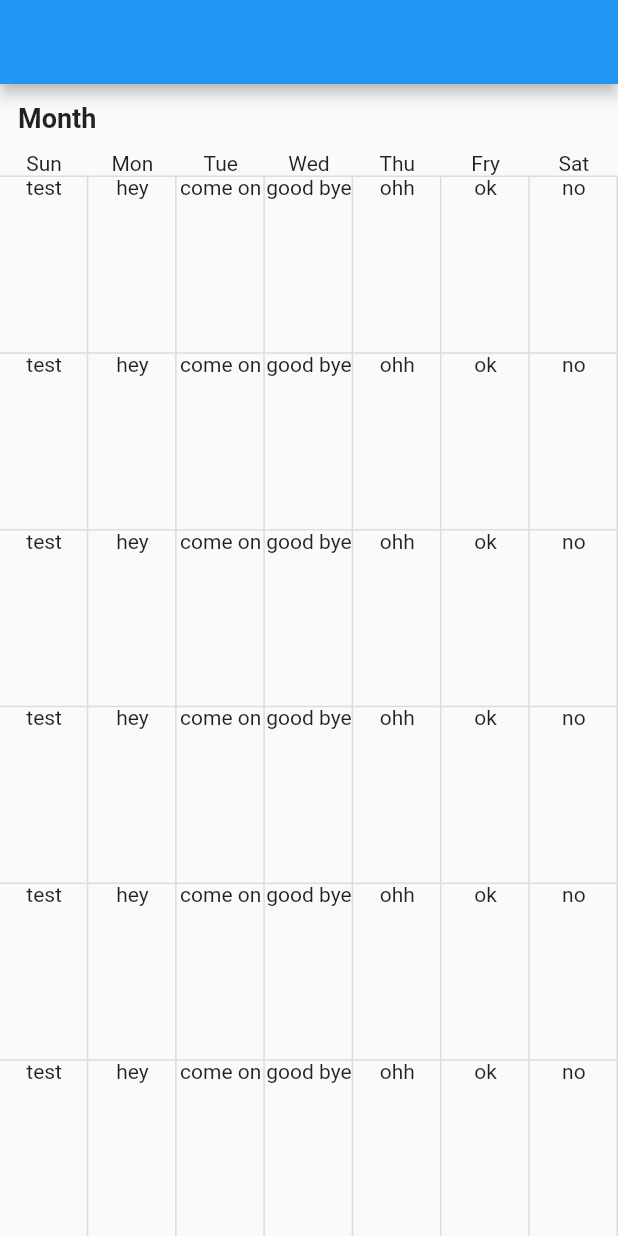
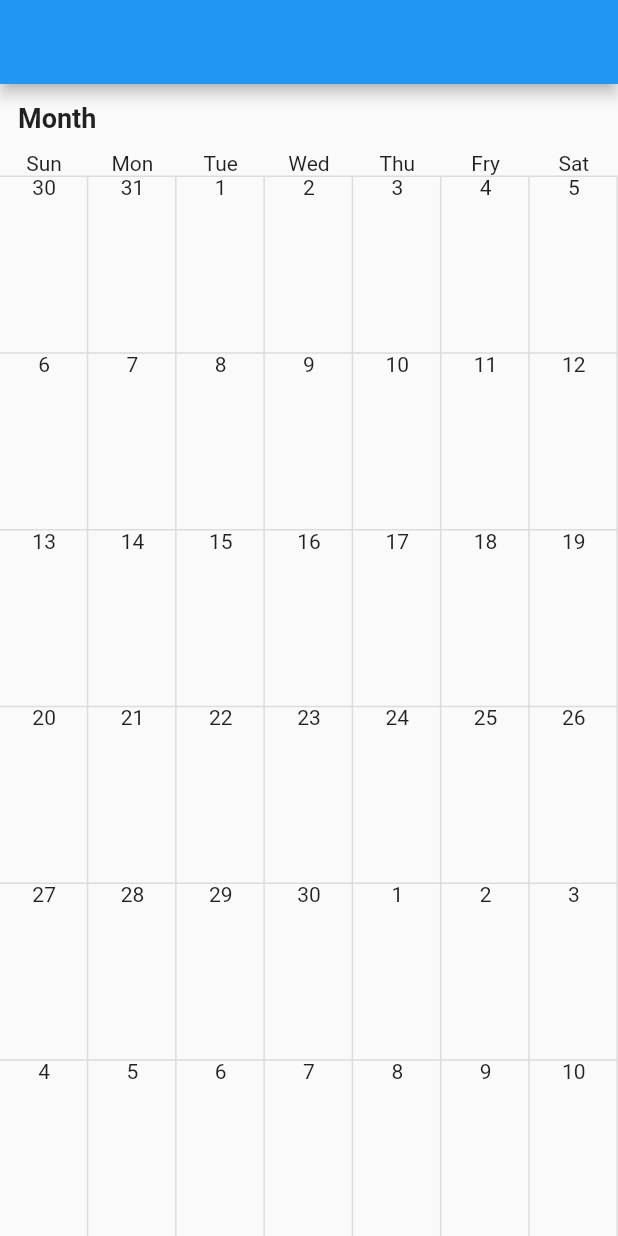
Before and after one commit to santa112358/cell_calendar_develop, a Flutter app: the screen it shows after launch, on a phone screen of 412 x 824 dp. Run offline on Flutter 3.47's test engine with Material 2 defaults, Android fonts, the phone set to English and light mode, and no system bars.

Commit message:
show proper days

```diff
--- a/lib/cell_calendar/cell_calendar.dart
+++ b/lib/cell_calendar/cell_calendar.dart
@@ -1,5 +1,7 @@
+import 'package:cell_calendar_develop/cell_calendar/cell_calendar_notifier.dart';
 import 'package:flutter/cupertino.dart';
 import 'package:flutter/material.dart';
+import 'package:provider/provider.dart';
 
 const List<String> _DaysOfTheWeek = [
   'Sun',
@@ -11,17 +13,7 @@ const List<String> _DaysOfTheWeek = [
   'Sat'
 ];
 
-const List<String> _sampleDays = [
-  'test',
-  'hey',
-  'come on',
-  'good bye',
-  'ohh',
-  'ok',
-  'no'
-];
-
-class CellCalendar2 extends StatelessWidget {
+class CellCalendar extends StatelessWidget {
   @override
   Widget build(BuildContext context) {
     return Column(
@@ -36,21 +28,42 @@ class CellCalendar2 extends StatelessWidget {
         ),
         Expanded(
           child: PageView.builder(
+            controller: PageController(initialPage: 1200),
             itemBuilder: (context, index) {
-              return Column(
-                children: [
-                  DaysOfTheWeek(),
-                  DaysRow(),
-                  DaysRow(),
-                  DaysRow(),
-                  DaysRow(),
-                  DaysRow(),
-                  DaysRow(),
-                ],
-              );
+              return CalendarBody.wrapped();
             },
           ),
         ),
+      ],
+    );
+  }
+}
+
+class CalendarBody extends StatelessWidget {
+  const CalendarBody._({
+    Key key,
+  }) : super(key: key);
+
+  static Widget wrapped() {
+    return ChangeNotifierProvider(
+      create: (_context) => CellCalendarNotifier(),
+      child: const CalendarBody._(),
+    );
+  }
+
+  @override
+  Widget build(BuildContext context) {
+    final controller = Provider.of<CellCalendarNotifier>(context);
+    final days = controller.currentDays;
+    return Column(
+      children: [
+        DaysOfTheWeek(),
+        DaysRow(dates: days.getRange(0, 7).toList()),
+        DaysRow(dates: days.getRange(7, 14).toList()),
+        DaysRow(dates: days.getRange(14, 21).toList()),
+        DaysRow(dates: days.getRange(21, 28).toList()),
+        DaysRow(dates: days.getRange(28, 35).toList()),
+        DaysRow(dates: days.getRange(35, 42).toList()),
       ],
     );
   }
@@ -74,14 +87,17 @@ class DaysOfTheWeek extends StatelessWidget {
 
 class DaysRow extends StatelessWidget {
   const DaysRow({
+    @required this.dates,
     Key key,
   }) : super(key: key);
+
+  final List<DateTime> dates;
 
   @override
   Widget build(BuildContext context) {
     return Expanded(
       child: Row(
-        children: _sampleDays.map((day) {
+        children: dates.map((date) {
           return Expanded(
             child: DecoratedBox(
               decoration: BoxDecoration(
@@ -95,7 +111,7 @@ class DaysRow extends StatelessWidget {
               child: Column(
                 children: [
                   Text(
-                    day,
+                    date.day.toString(),
                     textAlign: TextAlign.center,
                   ),
                 ],
--- /dev/null
+++ b/lib/cell_calendar/cell_calendar_notifier.dart
@@ -0,0 +1,34 @@
+import 'package:flutter/foundation.dart';
+
+extension _DaysDuration on int {
+  Duration get daysDureation {
+    return Duration(days: (this == 7) ? 0 : -this);
+  }
+}
+
+class CellCalendarNotifier extends ChangeNotifier {
+  List<DateTime> currentDays = [];
+  CellCalendarNotifier() {
+    this._initialize();
+  }
+  void _initialize() {
+    final currentMonth = DateTime.now().month;
+    currentDays = _getCurrentDays(currentMonth);
+    notifyListeners();
+  }
+
+  List<DateTime> _getCurrentDays(int month) {
+    final List<DateTime> result = [];
+    final firstDay = _getFirstDay(month);
+    result.add(firstDay);
+    for (int i = 0; i + 1 < 42; i++) {
+      result.add(firstDay.add(Duration(days: i + 1)));
+    }
+    return result;
+  }
+
+  DateTime _getFirstDay(int month) {
+    final firstDayOfTheMonth = DateTime(2020, month, 1);
+    return firstDayOfTheMonth.add(firstDayOfTheMonth.weekday.daysDureation);
+  }
+}
--- a/lib/main.dart
+++ b/lib/main.dart
@@ -26,7 +26,7 @@ class MyHomePage extends StatelessWidget {
     return Scaffold(
         appBar: AppBar(),
         body:
-            CellCalendar2() // This trailing comma makes auto-formatting nicer for build methods.
+            CellCalendar() // This trailing comma makes auto-formatting nicer for build methods.
         );
   }
 }
--- a/pubspec.yaml
+++ b/pubspec.yaml
@@ -23,6 +23,7 @@ environment:
 dependencies:
   flutter:
     sdk: flutter
+  provider:
   syncfusion_flutter_calendar: ^18.2.56
 
 
```
Also changed, not shown: lib/cell_calendar/cell_calendar_bf.dart (deleted, +0 -114 lines), pubspec.lock.
